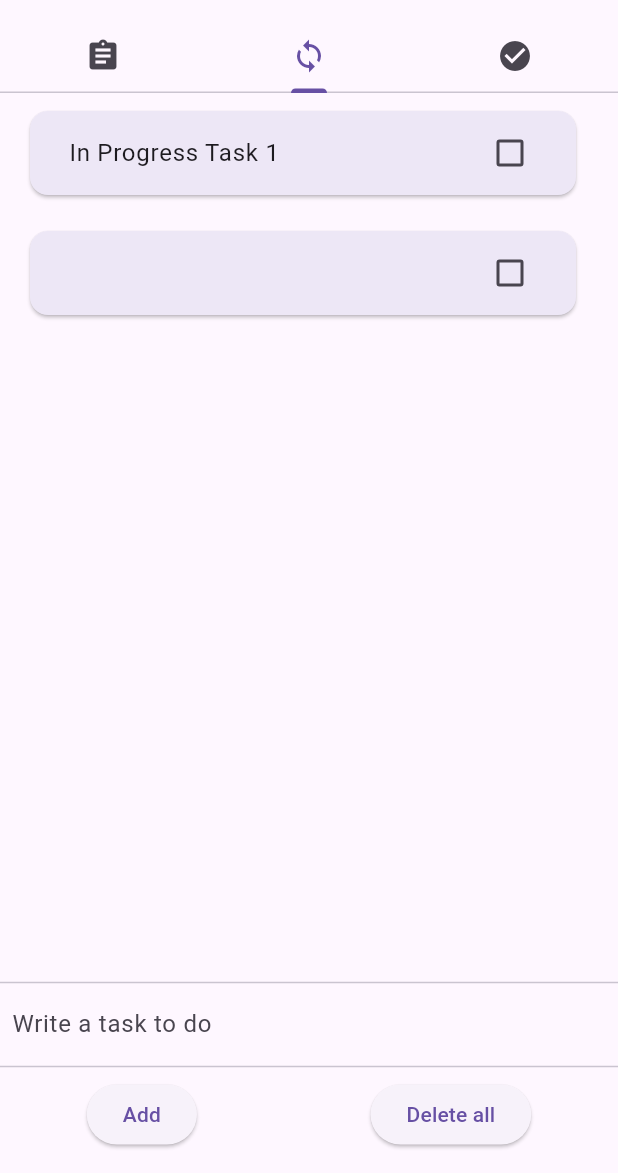
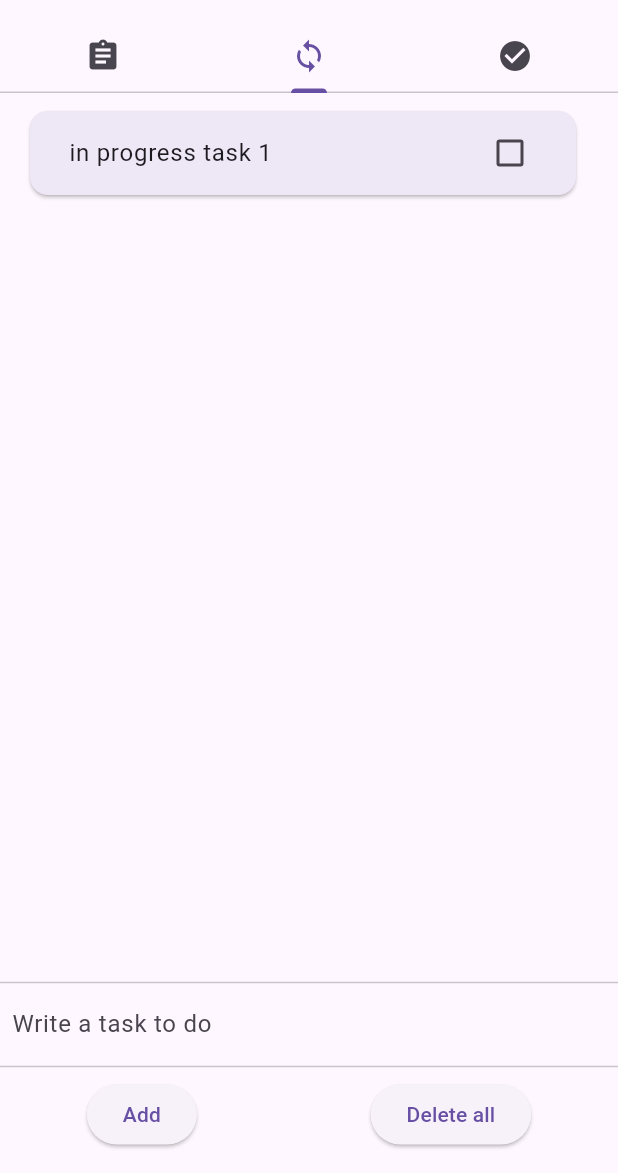
Before and after one commit to KamilTaras/another_todo_list, a Flutter app: the screen it shows after launch, tab 2 chosen, after a tap on "Add", on a phone screen of 412 x 824 dp, the part 63-1236 px from its top. Run offline on Flutter 3.47's test engine with Material 3 defaults, Android fonts, the phone set to English and light mode, and no system bars.

Commit message:
optimalisation, great extend of

```diff
--- a/lib/Pages/inProgressPage.dart
+++ b/lib/Pages/inProgressPage.dart
@@ -10,123 +10,109 @@ class InProgressTasksPage extends StatefulWidget {
 }
 
 class _InProgressTasksPageState extends State<InProgressTasksPage> with AutomaticKeepAliveClientMixin {
-  static List<String> toDoList = ["In Progress Task 1"];
-  Map<String, bool> checked = {};
 
   @override
   bool get wantKeepAlive => true;
 
-  @override
-  void initState() {
-    super.initState();
-    for (var taskIndex in toDoList) {
-      checked[taskIndex] = false;
-    }
-  }
 
-  TextEditingController controller1 = TextEditingController();
   @override
   Widget build(BuildContext context) {
     return Container(
       child: Column(
         children: [
-          listOfTasks(),
+          listOfTasks(context),
           Divider(),
-          Padding(
-            padding: const EdgeInsets.all(8.0),
-            child: Container(
-              child: TextField(
-                decoration: new InputDecoration.collapsed(
-                    hintText: 'Write a task to do'),
-                controller: controller1,
-                onSubmitted: (String value) {
-                  setState(() {
-                    // Add the task to the list
-                    toDoList.add(value.trim());
-                    // Clear the text field
-                    controller1.clear();
-                  });
+          userInput(context),
+          Divider(),
+          bottomButtons(context),
+        ],
+      ),
+    );
+  }
 
-                },
+  Flexible listOfTasks(BuildContext context) {
+    final model = Provider.of<TasksModel>(context, listen: true);
+    return Flexible(
+      child: ListView.builder(
+        itemCount: model.inProgressList.length,
+        itemBuilder: (context, index) =>
+            Dismissible(
+              key: UniqueKey(),
+              onDismissed: (dismissDirection) {
+                model.transfer_from_inProgress_to_toDo(model.inProgressList[index]);
+                ScaffoldMessenger.of(context).showSnackBar(
+                  SnackBar(content: Text('Task moved to in progress')),
+                );
+              },
+              child: ListTile(
+                title: Card(
+                  color: Colors.deepPurple.shade50,
+                  child: Padding(
+                    padding: const EdgeInsets.only(left: 10.0),
+                    child: textWithCheckbox(context, index),
+                  ),
+                ),
               ),
             ),
+      ),
+    );
+  }
+
+  Padding userInput(BuildContext context) {
+    final model = Provider.of<TasksModel>(context, listen: true);
+    return Padding(
+      padding: const EdgeInsets.all(8.0),
+      child: TextField(
+        decoration: InputDecoration.collapsed(hintText: 'Write a task to do'),
+        controller: model.taskController,
+        onSubmitted: (String value) {
+          model.addTaskTo_todoList();
+        },
+      ),
+    );
+  }
+
+  CheckboxListTile textWithCheckbox(BuildContext context, int index) {
+    final model = Provider.of<TasksModel>(context);
+    String task = model.inProgressList[index];
+    return CheckboxListTile(
+      title: Text(
+        task,
+        style: TextStyle(
+          decoration: model.checked[task] ?? false
+              ? TextDecoration.lineThrough
+              : TextDecoration.none,
+        ),
+      ),
+      value: model.checked[task] ?? false,
+      onChanged: (bool? value) {
+        model.toggleTaskStatus(task, value!);
+      },
+    );
+  }
+
+
+  Widget bottomButtons(BuildContext context) {
+    final model = Provider.of<TasksModel>(context, listen: true);
+    return Padding(
+      padding: const EdgeInsets.only(bottom: 15.0),
+      child: Row(
+        mainAxisAlignment: MainAxisAlignment.spaceAround,
+        children: [
+          ElevatedButton(
+            onPressed: model.addTaskTo_InProgressList,
+            child: Text("Add"),
           ),
-          Divider(),
-          Padding(
-            padding: const EdgeInsets.only(bottom: 15.0),
-            child: bottomButtons(),
+          ElevatedButton(
+            onPressed: () => dialogBuilder(context, model),
+            child: Text("Delete all"),
           ),
         ],
       ),
     );
   }
 
-  Flexible listOfTasks() {
-    return Flexible(
-        child: ListView.builder(
-          itemCount: toDoList.length,
-          itemBuilder: (context, index) => Dismissible(
-            key: UniqueKey(),
-            child: ListTile(
-              title: SizedBox(
-                // height: 50,
-
-                child: Card(
-                    color: Colors.deepPurple.shade50,
-                    child: Align(
-                        alignment: Alignment.centerLeft,
-                        child: Padding(
-                          padding: const EdgeInsets.only(left: 10.0),
-                          child: textWithCheckbox(index),
-                        ))),
-              ),
-            ),
-            onDismissed: (dismissDirection) {
-              setState(() {
-                context.read<TasksModel>().toDoList.toString();
-                toDoList.removeAt(index);
-              });
-              ScaffoldMessenger.of(context)
-                  .showSnackBar(SnackBar(content: Text('Task number ${index + 1} dismissed')));
-            },
-          ),
-        ));
-  }
-
-  CheckboxListTile textWithCheckbox(int index) {
-    return CheckboxListTile(
-        title: Text(
-          toDoList[index],
-          style: TextStyle(
-            decoration: checked[toDoList[index]] ?? false
-                ? TextDecoration.lineThrough
-                : TextDecoration.none,
-          ),
-        ),
-        value: checked[toDoList[index]] ?? false,
-        onChanged: (bool? value) {
-          setState(() {
-            checked[toDoList[index]] = value!;
-          });
-        });
-  }
-
-  Row bottomButtons() {
-    return Row(mainAxisAlignment: MainAxisAlignment.spaceAround, children: [
-      ElevatedButton(
-          onPressed: () {
-            setState(() {
-              toDoList.add(controller1.text);
-              controller1.clear();
-            });
-          },
-          child: Text("Add")),
-      ElevatedButton(
-          onPressed: () => dialogBuilder(context), child: Text("Delete all"))
-    ]);
-  }
-
-  dialogBuilder(BuildContext context) {
+  dialogBuilder(BuildContext context, TasksModel model) {
     return showDialog<void>(
       context: context,
       builder: (BuildContext context) {
@@ -136,31 +122,18 @@ class _InProgressTasksPageState extends State<InProgressTasksPage> with Automati
               'Are you sure that you want to delete all of the tasks?'),
           actions: <Widget>[
             TextButton(
-              style: TextButton.styleFrom(
-                backgroundColor: Colors.green.shade200,
-                textStyle: Theme.of(context).textTheme.labelLarge,
-              ),
-              child: const Text(
-                'No',
-                style: TextStyle(color: Colors.black54),
-              ),
+              style:
+              TextButton.styleFrom(),
+              child: const Text('No', style: TextStyle(color: Colors.black54)),
               onPressed: () {
                 Navigator.of(context).pop();
               },
             ),
             TextButton(
-              style: TextButton.styleFrom(
-                backgroundColor: Colors.red.shade200,
-                textStyle: Theme.of(context).textTheme.labelLarge,
-              ),
-              child: const Text(
-                'Yes',
-                style: TextStyle(color: Colors.black54),
-              ),
+              style: TextButton.styleFrom(backgroundColor: Colors.red.shade200),
+              child: const Text('Yes', style: TextStyle(color: Colors.black54)),
               onPressed: () {
-                setState(() {
-                  toDoList.clear();
-                });
+                model.clearTasks(); // Clear tasks using model
                 Navigator.of(context).pop();
               },
             ),
@@ -169,6 +142,4 @@ class _InProgressTasksPageState extends State<InProgressTasksPage> with Automati
       },
     );
   }
-
-
 }
--- a/lib/Pages/toDoPage.dart
+++ b/lib/Pages/toDoPage.dart
@@ -60,28 +60,28 @@ class _ToDoTasksPageState extends State<ToDoTasksPage>
   }
 
   Padding userInput(BuildContext context) {
-    final model = Provider.of<TasksModel>(context, listen: false);
+    final model = Provider.of<TasksModel>(context, listen: true);
     return Padding(
       padding: const EdgeInsets.all(8.0),
       child: TextField(
         decoration: InputDecoration.collapsed(hintText: 'Write a task to do'),
         controller: model.taskController,
         onSubmitted: (String value) {
-          model.addTask();
+          model.addTaskTo_todoList();
         },
       ),
     );
   }
 
-  Widget bottomButtons(BuildContext context) {
-    final model = Provider.of<TasksModel>(context, listen: false);
+  Widget  bottomButtons(BuildContext context) {
+    final model = Provider.of<TasksModel>(context, listen: true);
     return Padding(
       padding: const EdgeInsets.only(bottom: 15.0),
       child: Row(
         mainAxisAlignment: MainAxisAlignment.spaceAround,
         children: [
           ElevatedButton(
-            onPressed: model.addTask,
+            onPressed: model.addTaskTo_todoList,
             child: Text("Add"),
           ),
           ElevatedButton(
--- a/lib/main.dart
+++ b/lib/main.dart
@@ -24,7 +24,7 @@ class MyApp extends StatelessWidget {
           debugShowCheckedModeBanner: false,
           title: 'Input Widget',
           theme: ThemeData(
-            primarySwatch: Colors.purple,
+            primarySwatch: Colors.lightBlue,
           ),
           home: HomePage()),
     );
--- a/lib/taskModel.dart
+++ b/lib/taskModel.dart
@@ -1,7 +1,10 @@
 import 'package:flutter/material.dart';
 
 class TasksModel extends ChangeNotifier {
-  List<String> toDoList = ["To-Do task 1 From provider"];
+  List<String> toDoList = [
+    "To-Do task 1 From provider",
+    "To-Do task 2 From provider",
+  ];
   List<String> inProgressList = ["in progress task 1"];
   List<String> doneList = ["done task 1"];
 
@@ -9,8 +12,7 @@ class TasksModel extends ChangeNotifier {
 
   TextEditingController taskController = TextEditingController();
 
-
-  void addTask() {
+  void addTaskTo_todoList() {
     String newTask = taskController.text.trim();
     if (newTask.isNotEmpty) {
       toDoList.add(newTask);
@@ -18,6 +20,25 @@ class TasksModel extends ChangeNotifier {
       notifyListeners();
     }
   }
+
+  void addTaskTo_InProgressList() {
+    String newTask = taskController.text.trim();
+    if (newTask.isNotEmpty) {
+      inProgressList.add(newTask);
+      taskController.clear();
+      notifyListeners();
+    }
+  }
+
+  void addTaskTo_DoneList() {
+    String newTask = taskController.text.trim();
+    if (newTask.isNotEmpty) {
+      doneList.add(newTask);
+      taskController.clear();
+      notifyListeners();
+    }
+  }
+
   @override
   void dispose() {
     // Dispose the controller when the model is disposed
@@ -42,6 +63,7 @@ class TasksModel extends ChangeNotifier {
     inProgressList.add(task);
     notifyListeners();
   }
+
   void transfer_from_inProgress_to_toDo(String task) {
     inProgressList.remove(task);
     toDoList.add(task);
@@ -53,6 +75,7 @@ class TasksModel extends ChangeNotifier {
     checked.clear();
     notifyListeners();
   }
+
   void toggleTaskStatus(String task, bool isChecked) {
     checked[task] = isChecked;
     notifyListeners();
```
